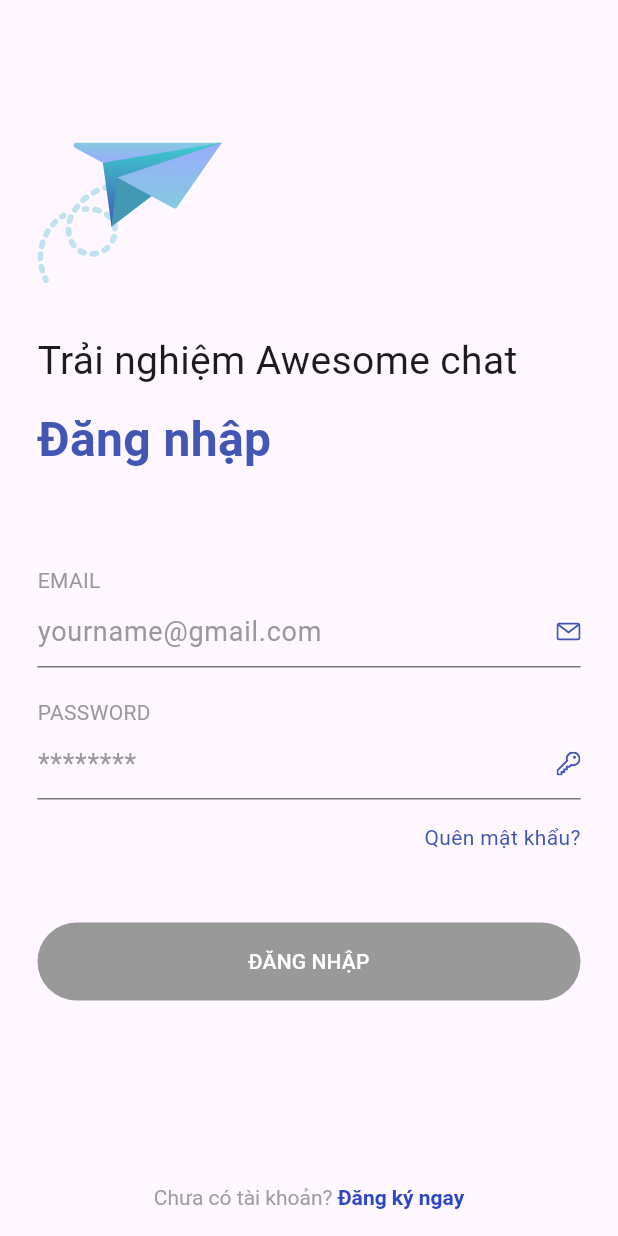
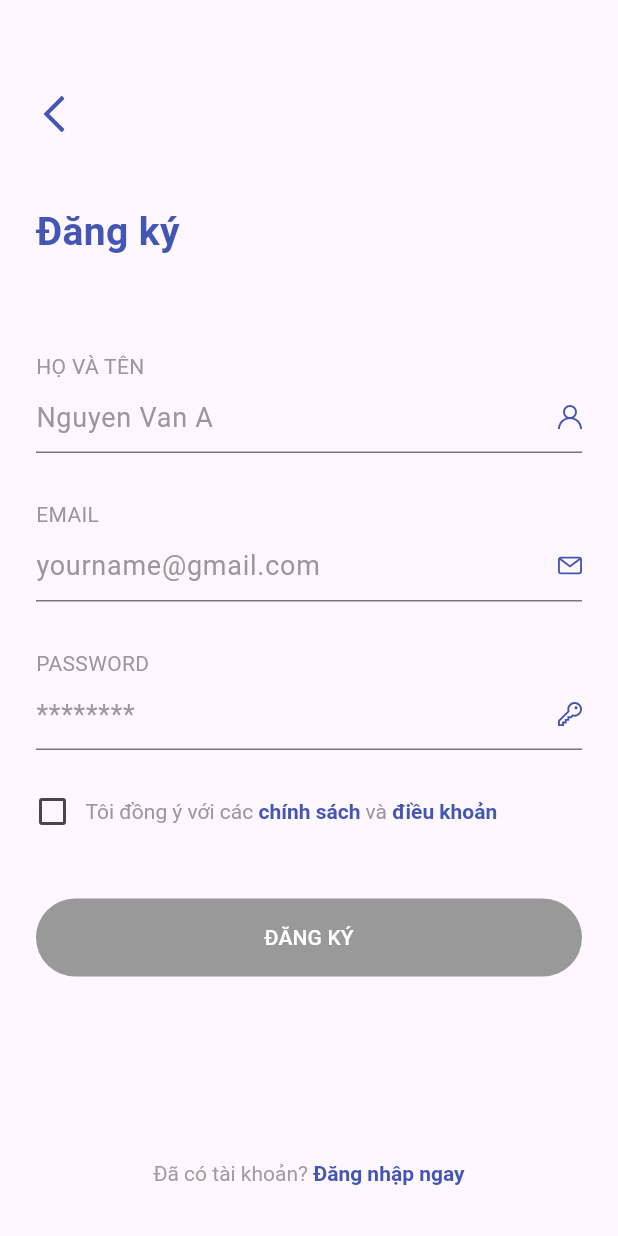
Before and after one commit to TuanNA-kt/hello_world, a Flutter app: the RegisterScreen screen opened by its route, on a phone screen of 412 x 824 dp. Run offline on Flutter 3.47's test engine with Material 3 defaults, Android fonts, the phone set to English and light mode, and no system bars; our stand-ins replace equatable, flutter_bloc, flutter_svg, formz, go_router; accounts and stored records are empty.

Commit message:
Finish splash login and signup screen

```diff
--- a/lib/app.dart
+++ b/lib/app.dart
@@ -73,6 +73,7 @@ class _AppViewState extends State<AppView> {
 
         redirect: (context, state) {
           final authState = authBloc.state.status;
+          final List<String> unauthenticatedRoutes = ['/login', '/register'];
 
           switch(authState) {
             case AuthenticationStatus.unknown:
@@ -80,6 +81,7 @@ class _AppViewState extends State<AppView> {
             case AuthenticationStatus.authenticated:
               return '/home';
             case AuthenticationStatus.unauthenticated:
+              if(unauthenticatedRoutes.contains(state.uri.toString())) return null;
               return '/login';
 
           }
--- a/lib/common/app_colors.dart
+++ b/lib/common/app_colors.dart
@@ -3,5 +3,6 @@ import 'dart:ui';
 class AppColors {
   static const Color primaryBlue = Color(0xFF4356B4);
   static const Color gray = Color(0xFF999999);
+  static const Color lightGray = Color(0xFFCACACA);
   static const Color white = Color(0xFFFFFFFF);
 }
--- a/lib/modules/login/bloc/login_bloc.dart
+++ b/lib/modules/login/bloc/login_bloc.dart
@@ -38,4 +38,5 @@ class LoginBloc extends Bloc<LoginEvent, LoginState> {
       }
     }
   }
+
 }
--- a/lib/modules/login/bloc/login_state.dart
+++ b/lib/modules/login/bloc/login_state.dart
@@ -7,15 +7,13 @@ final class LoginState extends Equatable {
   final bool isValid;
 
   LoginState({
-    // Bỏ giá trị mặc định của username và password khỏi đây:
     this.status = FormzSubmissionStatus.initial,
-    Username? username, // Giờ là nullable
+    Username? username,
     Password? password,
-    bool? isValid,
+    this.isValid = false,
   }) :
-        username = username ?? Username.pure(), // <-- KHÔNG CONST
-        password = password ?? Password.pure(), // <-- KHÔNG CONST
-        isValid = isValid ?? false;
+        username = username ?? Username.pure(),
+        password = password ?? Password.pure();
 
   LoginState copyWith({
     FormzSubmissionStatus? status,
--- a/lib/modules/login/view/login_form.dart
+++ b/lib/modules/login/view/login_form.dart
@@ -52,55 +52,19 @@ class LoginForm extends StatelessWidget {
               alignment: Alignment.centerRight,
               child: Text(
                 'Quên mật khẩu?',
-                style: TextStyle(fontSize: 14, color: AppColors.primaryBlue),
+                style: TextStyle(fontSize: 14, color: AppColors.primaryBlue,
+                fontWeight: FontWeight.bold),
               ),
             ),
             SizedBox(height: 47),
             _LoginButton(),
             SizedBox(height: 123),
-            Align(alignment: Alignment.center, child: _registerFootage()),
+            Align(alignment: Alignment.center, child: _RegisterFootage()),
           ],
         ),
       ),
     );
   }
-
-  //   return Scaffold(
-  //     body: SafeArea(
-  //       child: SingleChildScrollView(
-  //         padding: const EdgeInsets.all(25),
-  //         child: Column(
-  //           crossAxisAlignment: CrossAxisAlignment.start,
-  //           children: [
-  //             const SizedBox(height: 70),
-  //             SvgPicture.asset('assets/images/ic_mail_paper_plane.svg'),
-  //             Text('Trải nghiệm Awesome chat', style: TextStyle(fontSize: 26)),
-  //             Text(
-  //               'Đăng nhập',
-  //               style: TextStyle(
-  //                 fontSize: 32,
-  //                 color: AppColors.primaryBlue,
-  //                 fontWeight: FontWeight.bold,
-  //               ),
-  //             ),
-  //             SizedBox(height: 30),
-  //             _UsernameInput(),
-  //             SizedBox(height: 20),
-  //             _PasswordInput(),
-  //             Align(
-  //               alignment: Alignment.centerRight,
-  //               child: Text(
-  //                 'Quên mật khẩu?',
-  //                 style: TextStyle(fontSize: 14, color: AppColors.primaryBlue),
-  //               ),
-  //             ),
-  //             PrimaryButton(text: 'Đăng ký', onPressed: onPressed),
-  //           ],
-  //         ),
-  //       ),
-  //     ),
-  //   );
-  // }
 
   void onPressed() {}
 }
@@ -172,7 +136,7 @@ class _LoginButton extends StatelessWidget {
             : null,
         style: ElevatedButton.styleFrom(
           backgroundColor: AppColors.primaryBlue,
-          disabledBackgroundColor: AppColors.gray,
+          disabledBackgroundColor: AppColors.lightGray,
           minimumSize: const Size.fromHeight(52),
         ),
         child: const Text(
@@ -184,29 +148,26 @@ class _LoginButton extends StatelessWidget {
   }
 }
 
-class _registerFootage extends StatelessWidget {
+class _RegisterFootage extends StatelessWidget {
   @override
   Widget build(BuildContext context) {
     return RichText(
       text: TextSpan(
-        // 1. STYLE CHUNG CHO CẢ DÒNG (Cha)
         text: "Chưa có tài khoản? ",
         style: TextStyle(
-          color: Colors.grey, // Màu xám cho phần text thường
+          color: Colors.grey,
           fontSize: 14,
         ),
         children: [
-          // 2. PHẦN TEXT BẤM ĐƯỢC (Con)
           TextSpan(
             text: "Đăng ký ngay",
             style: TextStyle(
-              color: Color(0xFF2D46C6), // Màu xanh cho link
+              color: AppColors.primaryBlue,
               fontWeight: FontWeight.bold,
             ),
-            // <--- ĐÂY LÀ CHÌA KHÓA: Sử dụng TapGestureRecognizer
             recognizer: TapGestureRecognizer()
               ..onTap = () {
-                context.pushNamed('splash');
+                context.pushNamed('register');
               },
           ),
         ],
--- a/lib/modules/login/view/login_screen.dart
+++ b/lib/modules/login/view/login_screen.dart
@@ -26,9 +26,4 @@ class LoginScreen extends StatelessWidget {
     );
   }
 
-
-
-  void onPressed() {
-  }
-
 }
--- a/lib/modules/register/bloc/register_bloc.dart
+++ b/lib/modules/register/bloc/register_bloc.dart
@@ -0,0 +1,54 @@
+import 'package:authentication_repository/authentication_repository.dart';
+import 'package:equatable/equatable.dart';
+import 'package:flutter_bloc/flutter_bloc.dart';
+import 'package:formz/formz.dart';
+import 'package:hello_world/common/models/models.dart';
+import 'package:hello_world/modules/register/model/fullname.dart';
+
+part 'register_event.dart';
+part 'register_state.dart';
+
+class RegisterBloc extends Bloc<RegisterEvent, RegisterState>{
+  final AuthenticationRepository _authenticationRepository;
+  RegisterBloc({required AuthenticationRepository authenticationRepository}) : _authenticationRepository = authenticationRepository,
+  super(RegisterState()) {
+    on<RegisterFullnameChanged>(_onFullnameChanged);
+    on<RegisterUsernameChanged>(_onUsernameChanged);
+    on<RegisterPasswordChanged>(_onPasswordChanged);
+    on<RegisterAgreementChanged>(_onAgreementChanged);
+    on<RegisterSubmitted>(_onSubmitted);
+  }
+
+  void _onFullnameChanged(RegisterFullnameChanged event, Emitter<RegisterState> emit) {
+    final fullname = Fullname.dirty(event.fullname);
+    emit(state.copyWith(fullname: fullname, isValid: Formz.validate([fullname, state.username, state.password])));
+  }
+
+  void _onUsernameChanged(RegisterUsernameChanged event, Emitter<RegisterState> emit) {
+    final username = Username.dirty(event.username);
+    emit(state.copyWith(username: username, isValid: Formz.validate([state.fullname, username, state.password])));
+  }
+
+  void _onPasswordChanged(RegisterPasswordChanged event, Emitter<RegisterState> emit) {
+    final password = Password.dirty(event.password);
+    emit(state.copyWith(password: password, isValid: Formz.validate([state.fullname, password, state.username])));
+  }
+
+  void _onAgreementChanged(RegisterAgreementChanged event, Emitter<RegisterState> emit) {
+    final isAgreed = event.isAgreed;
+    emit(state.copyWith(isAgreed: isAgreed));
+  }
+
+  Future<void> _onSubmitted(RegisterSubmitted event, Emitter<RegisterState> emit) async {
+    if(state.isValid) {
+      emit(state.copyWith(status: FormzSubmissionStatus.inProgress));
+      try {
+        await _authenticationRepository.register(fullname: state.fullname.value, username: state.username.value, password: state.password.value);
+        emit(state.copyWith(status: FormzSubmissionStatus.success));
+      } catch(_) {
+        emit(state.copyWith(status: FormzSubmissionStatus.failure));
+      }
+    }
+  }
+
+}
--- a/lib/modules/register/bloc/register_event.dart
+++ b/lib/modules/register/bloc/register_event.dart
@@ -0,0 +1,48 @@
+part of 'register_bloc.dart';
+
+sealed class RegisterEvent extends Equatable {
+  const RegisterEvent();
+
+  @override
+  List<Object> get props => [];
+}
+
+final class RegisterFullnameChanged extends RegisterEvent {
+  const RegisterFullnameChanged(this.fullname);
+
+  final String fullname;
+
+  @override
+  List<Object> get props => [fullname];
+}
+
+final class RegisterUsernameChanged extends RegisterEvent {
+  const RegisterUsernameChanged(this.username);
+
+  final String username;
+
+  @override
+  List<Object> get props => [username];
+}
+
+final class RegisterPasswordChanged extends RegisterEvent {
+  const RegisterPasswordChanged(this.password);
+
+  final String password;
+
+  @override
+  List<Object> get props => [password];
+}
+
+final class RegisterAgreementChanged extends RegisterEvent {
+  const RegisterAgreementChanged(this.isAgreed);
+
+  final bool isAgreed;
+
+  @override
+  List<Object> get props => [isAgreed];
+}
+
+final class RegisterSubmitted extends RegisterEvent {
+  const RegisterSubmitted();
+}
--- a/lib/modules/register/bloc/register_state.dart
+++ b/lib/modules/register/bloc/register_state.dart
@@ -0,0 +1,48 @@
+part of 'register_bloc.dart';
+
+class RegisterState extends Equatable {
+  final FormzSubmissionStatus status;
+  final Fullname fullname;
+  final Username username;
+  final Password password;
+  final bool isAgreed;
+  final bool isValid;
+
+  RegisterState({
+    this.fullname = const Fullname.pure(),
+    Username? username,
+    Password? password,
+    this.isAgreed = false,
+    this.isValid = false,
+    this.status = FormzSubmissionStatus.initial,
+  }) : username = username ?? Username.pure(),
+       password = password ?? Password.pure();
+
+  RegisterState copyWith({
+    FormzSubmissionStatus? status,
+    Fullname? fullname,
+    Username? username,
+    Password? password,
+    bool? isAgreed,
+    bool? isValid,
+  }) {
+    return RegisterState(
+      status: status ?? this.status,
+      fullname: fullname ?? this.fullname,
+      username: username ?? this.username,
+      password: password ?? this.password,
+      isAgreed: isAgreed ?? this.isAgreed,
+      isValid: isValid ?? this.isValid,
+    );
+  }
+
+  @override
+  List<Object?> get props => [
+    status,
+    fullname,
+    username,
+    password,
+    isAgreed,
+    isValid,
+  ];
+}
--- /dev/null
+++ b/lib/modules/register/model/fullname.dart
@@ -0,0 +1,14 @@
+import 'package:formz/formz.dart';
+
+enum FullNameValidationError { empty }
+
+class Fullname extends FormzInput<String, FullNameValidationError> {
+  const Fullname.pure() : super.pure('');
+  const Fullname.dirty([super.value = ''])  : super.dirty();
+
+  @override
+  FullNameValidationError? validator(String value) {
+   if(value.isEmpty) return FullNameValidationError.empty;
+   return null;
+  }
+}
--- a/lib/modules/register/view/register_form.dart
+++ b/lib/modules/register/view/register_form.dart
@@ -3,18 +3,18 @@ import 'package:flutter/material.dart';
 import 'package:flutter_bloc/flutter_bloc.dart';
 import 'package:flutter_svg/flutter_svg.dart';
 import 'package:formz/formz.dart';
+import 'package:go_router/go_router.dart';
 import 'package:hello_world/common/app_colors.dart';
 import 'package:hello_world/common/widgets/custom_text_field.dart';
-import 'package:hello_world/common/widgets/primary_button.dart';
 
-import '../../login/bloc/login_bloc.dart';
+import '../../register/bloc/register_bloc.dart';
 
 class RegisterForm extends StatelessWidget {
   const RegisterForm();
 
   @override
   Widget build(BuildContext context) {
-    return BlocListener<LoginBloc, LoginState>(
+    return BlocListener<RegisterBloc, RegisterState>(
       listener: (context, state) {
         if (state.status.isFailure) {
           ScaffoldMessenger.of(context)
@@ -25,91 +25,85 @@ class RegisterForm extends StatelessWidget {
         }
       },
       child: SingleChildScrollView(
-        padding: const EdgeInsets.all(25),
+        padding: const EdgeInsets.all(24),
         child: Column(
           crossAxisAlignment: CrossAxisAlignment.start,
           children: [
-            const SizedBox(height: 70),
-            SvgPicture.asset('assets/images/ic_mail_paper_plane.svg'),
-            SizedBox(height: 3),
-            Text('Trải nghiệm Awesome chat', style: TextStyle(fontSize: 26)),
-            SizedBox(height: 11),
+            SizedBox(height: 40),
+            SizedBox(
+              height: 24,
+              width: 24,
+              child: IconButton(
+                padding: EdgeInsets.zero,
+                icon: SvgPicture.asset('assets/images/ic_arrow_back.svg'),
+                onPressed: () => context.pop()
+              ),
+            ),
+            SizedBox(height: 48),
             Text(
-              'Đăng nhập',
+              'Đăng ký',
               style: TextStyle(
-                fontSize: 32,
+                fontSize: 26,
                 color: AppColors.primaryBlue,
                 fontWeight: FontWeight.bold,
               ),
             ),
             SizedBox(height: 61),
+            _FullnameInput(),
+            SizedBox(height: 31),
             _UsernameInput(),
-            SizedBox(height: 20),
+            SizedBox(height: 31),
             _PasswordInput(),
-            SizedBox(height: 15),
+            SizedBox(height: 30),
             Align(
               alignment: Alignment.centerRight,
-              child: Text(
-                'Quên mật khẩu?',
-                style: TextStyle(fontSize: 14, color: AppColors.primaryBlue),
-              ),
+              child: _TermsAndConditionsCheckbox(),
             ),
             SizedBox(height: 47),
-            _LoginButton(),
+            _RegisterButton(),
+            SizedBox(height: 123),
+            Align(alignment: Alignment.center, child: _RegisterFootage()),
           ],
         ),
       ),
     );
   }
 
-  //   return Scaffold(
-  //     body: SafeArea(
-  //       child: SingleChildScrollView(
-  //         padding: const EdgeInsets.all(25),
-  //         child: Column(
-  //           crossAxisAlignment: CrossAxisAlignment.start,
-  //           children: [
-  //             const SizedBox(height: 70),
-  //             SvgPicture.asset('assets/images/ic_mail_paper_plane.svg'),
-  //             Text('Trải nghiệm Awesome chat', style: TextStyle(fontSize: 26)),
-  //             Text(
-  //               'Đăng nhập',
-  //               style: TextStyle(
-  //                 fontSize: 32,
-  //                 color: AppColors.primaryBlue,
-  //                 fontWeight: FontWeight.bold,
-  //               ),
-  //             ),
-  //             SizedBox(height: 30),
-  //             _UsernameInput(),
-  //             SizedBox(height: 20),
-  //             _PasswordInput(),
-  //             Align(
-  //               alignment: Alignment.centerRight,
-  //               child: Text(
-  //                 'Quên mật khẩu?',
-  //                 style: TextStyle(fontSize: 14, color: AppColors.primaryBlue),
-  //               ),
-  //             ),
-  //             PrimaryButton(text: 'Đăng ký', onPressed: onPressed),
-  //           ],
-  //         ),
-  //       ),
-  //     ),
-  //   );
-  // }
+  void onPressed() {}
+}
 
-  void onPressed() {}
+class _FullnameInput extends StatelessWidget {
+  @override
+  Widget build(BuildContext context) {
+    final displayError = context.select(
+      (RegisterBloc bloc) => bloc.state.fullname.displayError,
+    );
+
+    final bloc = context.read<RegisterBloc>();
+
+    return CustomTextField(
+      label: 'HỌ VÀ TÊN',
+      hint: 'Nguyen Van A',
+      iconPath: 'assets/images/ic_person.svg',
+      type: TextFieldType.name,
+
+      errorText: displayError != null ? 'Invalid name' : null,
+
+      onChanged: (fullname) {
+        bloc.add(RegisterFullnameChanged(fullname));
+      },
+    );
+  }
 }
 
 class _UsernameInput extends StatelessWidget {
   @override
   Widget build(BuildContext context) {
     final displayError = context.select(
-          (LoginBloc bloc) => bloc.state.username.displayError,
+      (RegisterBloc bloc) => bloc.state.username.displayError,
     );
 
-    final bloc = context.read<LoginBloc>();
+    final bloc = context.read<RegisterBloc>();
 
     return CustomTextField(
       label: 'EMAIL',
@@ -120,7 +114,7 @@ class _UsernameInput extends StatelessWidget {
       errorText: displayError != null ? 'Invalid Email' : null,
 
       onChanged: (username) {
-        bloc.add(LoginUsernameChanged(username));
+        bloc.add(RegisterUsernameChanged(username));
       },
     );
   }
@@ -130,10 +124,10 @@ class _PasswordInput extends StatelessWidget {
   @override
   Widget build(BuildContext context) {
     final displayError = context.select(
-          (LoginBloc bloc) => bloc.state.password.displayError,
+      (RegisterBloc bloc) => bloc.state.password.displayError,
     );
 
-    final bloc = context.read<LoginBloc>();
+    final bloc = context.read<RegisterBloc>();
 
     return CustomTextField(
       label: 'Password',
@@ -144,37 +138,124 @@ class _PasswordInput extends StatelessWidget {
       errorText: displayError != null ? 'Invalid Password' : null,
 
       onChanged: (password) {
-        bloc.add(LoginPasswordChanged(password));
+        bloc.add(RegisterPasswordChanged(password));
       },
     );
   }
 }
 
-class _LoginButton extends StatelessWidget {
+class _TermsAndConditionsCheckbox extends StatelessWidget {
+  const _TermsAndConditionsCheckbox();
+
+  @override
+  Widget build(BuildContext context) {
+    final bool isAgreed = context.select(
+      (RegisterBloc bloc) => bloc.state.isAgreed,
+    );
+    final bloc = context.read<RegisterBloc>();
+
+    return Row(
+      children: [
+        SizedBox(
+          height: 22,
+          width: 22,
+          child: Checkbox(
+            value: isAgreed,
+            activeColor: AppColors.primaryBlue,
+            onChanged: (newValue) {
+              if (newValue != null) {
+                bloc.add(RegisterAgreementChanged(newValue));
+              }
+            },
+          ),
+        ),
+        SizedBox(width: 11),
+        RichText(
+          text: TextSpan(
+            text: "Tôi đồng ý với các ",
+            style: TextStyle(color: AppColors.gray, fontSize: 14),
+            children: [
+              TextSpan(
+                text: "chính sách",
+                style: TextStyle(
+                  color: AppColors.primaryBlue,
+                  fontWeight: FontWeight.bold,
+                ),
+                recognizer: TapGestureRecognizer()
+                  ..onTap = () {
+                    print("Chinh sach");
+                  },
+              ),
+              TextSpan(text: " và "),
+              TextSpan(
+                text: "điều khoản",
+                style: TextStyle(
+                  color: AppColors.primaryBlue,
+                  fontWeight: FontWeight.bold,
+                ),
+                recognizer: TapGestureRecognizer()
+                  ..onTap = () {
+                    print("Dieu khoan");
+                  },
+              ),
+            ],
+          ),
+        ),
+      ],
+    );
+  }
+}
+
+class _RegisterButton extends StatelessWidget {
   @override
   Widget build(BuildContext context) {
     final isInProgressOrSuccess = context.select(
-          (LoginBloc bloc) => bloc.state.status.isInProgressOrSuccess,
+      (RegisterBloc bloc) => bloc.state.status.isInProgressOrSuccess,
     );
 
     if (isInProgressOrSuccess) return const CircularProgressIndicator();
 
-    final isValid = context.select((LoginBloc bloc) => bloc.state.isValid);
+    final isValid = context.select((RegisterBloc bloc) => bloc.state.isValid);
+    final isAgreed = context.select((RegisterBloc bloc) => bloc.state.isAgreed);
 
     return SizedBox(
       width: double.infinity,
       child: ElevatedButton(
-          onPressed: isValid
-              ? () => context.read<LoginBloc>().add(LoginSubmitted())
-              : null,
-          style: ElevatedButton.styleFrom(
-              backgroundColor: AppColors.primaryBlue,
-              disabledBackgroundColor: AppColors.gray,
-              minimumSize: const Size.fromHeight(52)),
-          child: const Text(
-            "ĐĂNG NHẬP",
-            style: TextStyle(color: AppColors.white),
-          )
-      ),);
+        onPressed: isValid && isAgreed
+            ? () => context.read<RegisterBloc>().add(RegisterSubmitted())
+            : null,
+        style: ElevatedButton.styleFrom(
+          backgroundColor: AppColors.primaryBlue,
+          disabledBackgroundColor: AppColors.gray,
+          minimumSize: const Size.fromHeight(52),
+        ),
+        child: const Text("ĐĂNG KÝ", style: TextStyle(color: AppColors.white)),
+      ),
+    );
   }
 }
+
+class _RegisterFootage extends StatelessWidget {
+  @override
+  Widget build(BuildContext context) {
+    return RichText(
+      text: TextSpan(
+        text: "Đã có tài khoản? ",
+        style: TextStyle(color: Colors.grey, fontSize: 14),
+        children: [
+          TextSpan(
+            text: "Đăng nhập ngay",
+            style: TextStyle(
+              color: AppColors.primaryBlue,
+              fontWeight: FontWeight.bold,
+            ),
+            recognizer: TapGestureRecognizer()
+              ..onTap = () {
+                context.pushNamed('login');
+              },
+          ),
+        ],
+      ),
+    );
+  }
+}
--- a/lib/modules/register/view/register_screen.dart
+++ b/lib/modules/register/view/register_screen.dart
@@ -1,13 +1,9 @@
 import 'package:authentication_repository/authentication_repository.dart';
 import 'package:flutter/material.dart';
 import 'package:flutter_bloc/flutter_bloc.dart';
-import 'package:flutter_svg/flutter_svg.dart';
-import 'package:hello_world/common/app_colors.dart';
-import 'package:hello_world/common/widgets/custom_text_field.dart';
-import 'package:hello_world/common/widgets/primary_button.dart';
-import 'package:hello_world/modules/login/view/login_form.dart';
+import 'package:hello_world/modules/register/view/register_form.dart';
 
-import '../../login/bloc/login_bloc.dart';
+import '../bloc/register_bloc.dart';
 
 
 class RegisterScreen extends StatelessWidget {
@@ -18,18 +14,13 @@ class RegisterScreen extends StatelessWidget {
     return Scaffold(
         body: SafeArea(
             child: BlocProvider(
-                create: (BuildContext context) => LoginBloc(
+                create: (BuildContext context) => RegisterBloc(
                     authenticationRepository: context.read<AuthenticationRepository>()
                 ),
-                child: const LoginForm()
+                child: const RegisterForm()
             )
         )
     );
   }
 
-
-
-  void onPressed() {
-  }
-
 }
--- a/packages/user_repository/pubspec.yaml
+++ b/packages/user_repository/pubspec.yaml
@@ -7,4 +7,5 @@ environment:
 
 dependencies:
   equatable: ^2.0.0
+  firebase_auth: ^6.1.2
   uuid: ^3.0.0
--- a/pubspec.yaml
+++ b/pubspec.yaml
@@ -44,6 +44,7 @@ dependencies:
     path: packages/authentication_repository
   user_repository:
     path: packages/user_repository
+  firebase_auth: ^6.1.2
 
 dev_dependencies:
   flutter_test:
```
Also changed, not shown: lib/common/widgets/app_background.dart (added, +20 -0 lines), lib/modules/splash/splash_screen.dart (+43 -3 lines), packages/authentication_repository/lib/src/authentication_repository.dart (+9 -1 lines), assets/images/ic_arrow_back.svg, assets/images/ic_person.svg (added), assets/images/ic_splash_plane_icon.svg (added), packages/user_repository/pubspec.lock, pubspec.lock, 9 other files.
